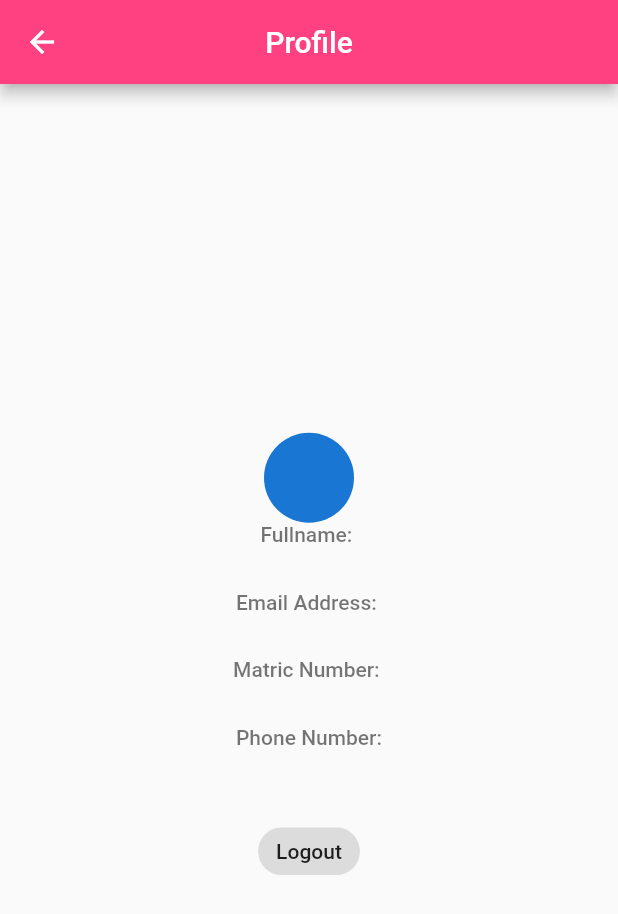
After one commit to BitbyBit-Crew/wefiwebu2, a Flutter app: the ProfileScreen screen opened directly, on a phone screen of 412 x 824 dp. The commit adds this screen. Shown: the top 914 px of the screen. Run offline on Flutter 3.47's test engine with Material 2 defaults, Android fonts, the phone set to English and light mode, and no system bars; our stand-ins replace cloud_firestore, firebase_auth, firebase_core, fluttertoast; accounts and stored records are empty.

Commit message:
user profile

```diff
--- a/lib/main.dart
+++ b/lib/main.dart
@@ -6,10 +6,11 @@ Future<void> main() async {
   WidgetsFlutterBinding.ensureInitialized();
   await Firebase.initializeApp();
 
-  runApp(MyApp());
+  runApp(const MyApp());
 }
 
 class MyApp extends StatelessWidget {
+
   const MyApp({Key? key}) : super(key: key);
 
   // This widget is the root of your application.
--- /dev/null
+++ b/lib/screens/profile_screen.dart
@@ -0,0 +1,104 @@
+import 'package:cloud_firestore/cloud_firestore.dart';
+import 'package:wefiwebu_2/screens/signin_screen.dart';
+import 'package:firebase_auth/firebase_auth.dart';
+import 'package:flutter/material.dart';
+import 'package:wefiwebu_2/model/user_model.dart';
+
+
+class ProfileScreen extends StatefulWidget {
+  @override
+  _ProfileScreen createState() => _ProfileScreen();
+}
+
+class _ProfileScreen extends State<ProfileScreen> {
+  User? user = FirebaseAuth.instance.currentUser;
+  UserModel loggedInUser = UserModel();
+  @override
+  void initState() {
+    super.initState();
+    FirebaseFirestore.instance
+        .collection("users")
+        .doc(user!.uid)
+        .get()
+        .then((value) {
+      this.loggedInUser = UserModel.fromMap(value.data());
+      setState(() {});
+    });
+  }
+
+  @override
+  Widget build(BuildContext context) {
+    return Scaffold(
+      appBar: AppBar(
+        backgroundColor: Colors.pinkAccent,
+        title: Text("Profile"),
+        centerTitle: true,
+      ),
+    body: Center(
+      child: Padding(
+            padding: EdgeInsets.all(20),
+            child: Column(
+              mainAxisAlignment: MainAxisAlignment.center,
+              crossAxisAlignment: CrossAxisAlignment.center,
+              children: [
+                const CircleAvatar(
+                  radius: 30,
+                ),
+
+                SizedBox(height: 45,
+                  child: Text("Fullname: ${loggedInUser.fullname}",
+                    style: const TextStyle(
+                    color: Colors.black54,
+                    fontWeight: FontWeight.w500
+                  ),
+                )
+                ),
+
+                SizedBox(height: 45,
+                child:Text("Email Address: ${loggedInUser.email}",
+                    style: const TextStyle(
+                      color: Colors.black54,
+                      fontWeight: FontWeight.w500,
+                    )
+                  ),
+                ),
+
+                SizedBox(height: 45,
+                child:Text("Matric Number: ${loggedInUser.matric}",
+                    style: const TextStyle(
+                      color: Colors.black54,
+                      fontWeight: FontWeight.w500,
+                    )
+                  ),
+                ),
+
+                SizedBox(height: 45,
+                child:Text("Phone Number:${loggedInUser.mobilenum}",
+                    style: const TextStyle(
+                    color: Colors.black54,
+                    fontWeight: FontWeight.w500,
+                    )
+                  ),
+                ),
+
+                const SizedBox(
+                  height: 15,
+                ),
+                ActionChip(
+                    label: Text("Logout"),
+                    onPressed: () {
+                      logout(context);
+                }),
+            ],
+          ),
+        ),
+      ),
+    );
+  }
+
+Future<void> logout(BuildContext context) async {
+    await FirebaseAuth.instance.signOut();
+    Navigator.of(context).pushReplacement(
+        MaterialPageRoute(builder: (context) => SigInScreen()));
+  }
+}
```
Also changed, not shown: lib/screens/home_screen.dart (+48 -38 lines), assets/images/avatar.png (added), pubspec.lock.
